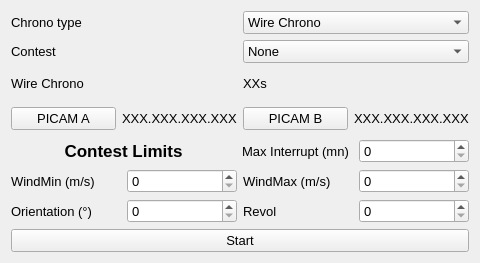
This is F3FChrono/gui/WConfig.ui in jomarin38/F3FChrono as Qt 5 draws it before an edit. The edited form follows.
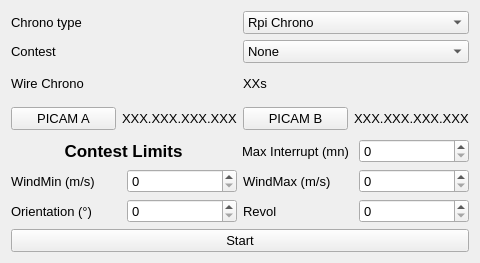
This is the edited form.

What changed in the file:
```diff
--- a/F3FChrono/gui/WConfig.ui
+++ b/F3FChrono/gui/WConfig.ui
@@ -39,7 +39,7 @@
          </property>
          <item>
           <property name="text">
-           <string>Wire Chrono</string>
+           <string>Rpi Chrono</string>
           </property>
          </item>
          <item>
```
Left out of the diff: 7 changed lines with no effect on the pictures.
